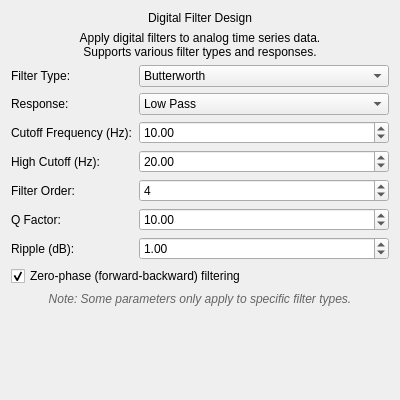
First picture: the form in src/WhiskerToolbox/DataTransform_Widget/AnalogTimeSeries/AnalogFilter_Widget/AnalogFilter_Widget.ui, repository paulmthompson/WhiskerToolbox, before the edit.
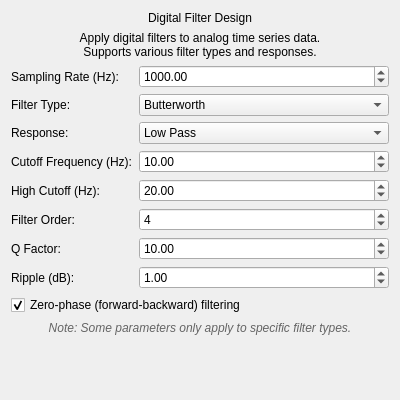
Second picture: the form after the edit.

Commit message: can specify sample rate for filtering

```diff
--- a/src/WhiskerToolbox/DataTransform_Widget/AnalogTimeSeries/AnalogFilter_Widget/AnalogFilter_Widget.ui
+++ b/src/WhiskerToolbox/DataTransform_Widget/AnalogTimeSeries/AnalogFilter_Widget/AnalogFilter_Widget.ui
@@ -41,13 +41,36 @@
    <item>
     <layout class="QFormLayout" name="formLayout">
      <item row="0" column="0">
+      <widget class="QLabel" name="sampling_rate_label">
+       <property name="text">
+        <string>Sampling Rate (Hz):</string>
+       </property>
+      </widget>
+     </item>
+     <item row="0" column="1">
+      <widget class="QDoubleSpinBox" name="sampling_rate_spinbox">
+       <property name="minimum">
+        <double>1.000000000000000</double>
+       </property>
+       <property name="maximum">
+        <double>100000.000000000000000</double>
+       </property>
+       <property name="singleStep">
+        <double>100.000000000000000</double>
+       </property>
+       <property name="value">
+        <double>1000.000000000000000</double>
+       </property>
+      </widget>
+     </item>
+     <item row="1" column="0">
       <widget class="QLabel" name="filter_type_label">
        <property name="text">
         <string>Filter Type:</string>
        </property>
       </widget>
      </item>
-     <item row="0" column="1">
+     <item row="1" column="1">
       <widget class="QComboBox" name="filter_type_combobox">
        <item>
         <property name="text">
@@ -71,14 +94,14 @@
        </item>
       </widget>
      </item>
-     <item row="1" column="0">
+     <item row="2" column="0">
       <widget class="QLabel" name="response_label">
        <property name="text">
         <string>Response:</string>
        </property>
       </widget>
      </item>
-     <item row="1" column="1">
+     <item row="2" column="1">
       <widget class="QComboBox" name="response_combobox">
        <item>
         <property name="text">
@@ -102,14 +125,14 @@
        </item>
       </widget>
      </item>
-     <item row="2" column="0">
+     <item row="3" column="0">
       <widget class="QLabel" name="cutoff_label">
        <property name="text">
         <string>Cutoff Frequency (Hz):</string>
        </property>
       </widget>
      </item>
-     <item row="2" column="1">
+     <item row="3" column="1">
       <widget class="QDoubleSpinBox" name="cutoff_frequency_spinbox">
        <property name="minimum">
         <double>0.100000000000000</double>
@@ -125,14 +148,14 @@
        </property>
       </widget>
      </item>
-     <item row="3" column="0">
+     <item row="4" column="0">
       <widget class="QLabel" name="high_cutoff_label">
        <property name="text">
         <string>High Cutoff (Hz):</string>
        </property>
       </widget>
      </item>
-     <item row="3" column="1">
+     <item row="4" column="1">
       <widget class="QDoubleSpinBox" name="high_cutoff_spinbox">
        <property name="minimum">
         <double>0.100000000000000</double>
@@ -148,14 +171,14 @@
        </property>
       </widget>
      </item>
-     <item row="4" column="0">
+     <item row="5" column="0">
       <widget class="QLabel" name="order_label">
        <property name="text">
         <string>Filter Order:</string>
        </property>
       </widget>
      </item>
-     <item row="4" column="1">
+     <item row="5" column="1">
       <widget class="QSpinBox" name="order_spinbox">
        <property name="minimum">
         <number>1</number>
@@ -168,14 +191,14 @@
        </property>
       </widget>
      </item>
-     <item row="5" column="0">
+     <item row="6" column="0">
       <widget class="QLabel" name="q_factor_label">
        <property name="text">
         <string>Q Factor:</string>
        </property>
       </widget>
      </item>
-     <item row="5" column="1">
+     <item row="6" column="1">
       <widget class="QDoubleSpinBox" name="q_factor_spinbox">
        <property name="minimum">
         <double>0.100000000000000</double>
@@ -191,14 +214,14 @@
        </property>
       </widget>
      </item>
-     <item row="6" column="0">
+     <item row="7" column="0">
       <widget class="QLabel" name="ripple_label">
        <property name="text">
         <string>Ripple (dB):</string>
        </property>
       </widget>
      </item>
-     <item row="6" column="1">
+     <item row="7" column="1">
       <widget class="QDoubleSpinBox" name="ripple_spinbox">
        <property name="minimum">
         <double>0.100000000000000</double>
@@ -214,7 +237,7 @@
        </property>
       </widget>
      </item>
-     <item row="7" column="0" colspan="2">
+     <item row="8" column="0" colspan="2">
       <widget class="QCheckBox" name="zero_phase_checkbox">
        <property name="text">
         <string>Zero-phase (forward-backward) filtering</string>
```
The commit also changes 3 other files.
